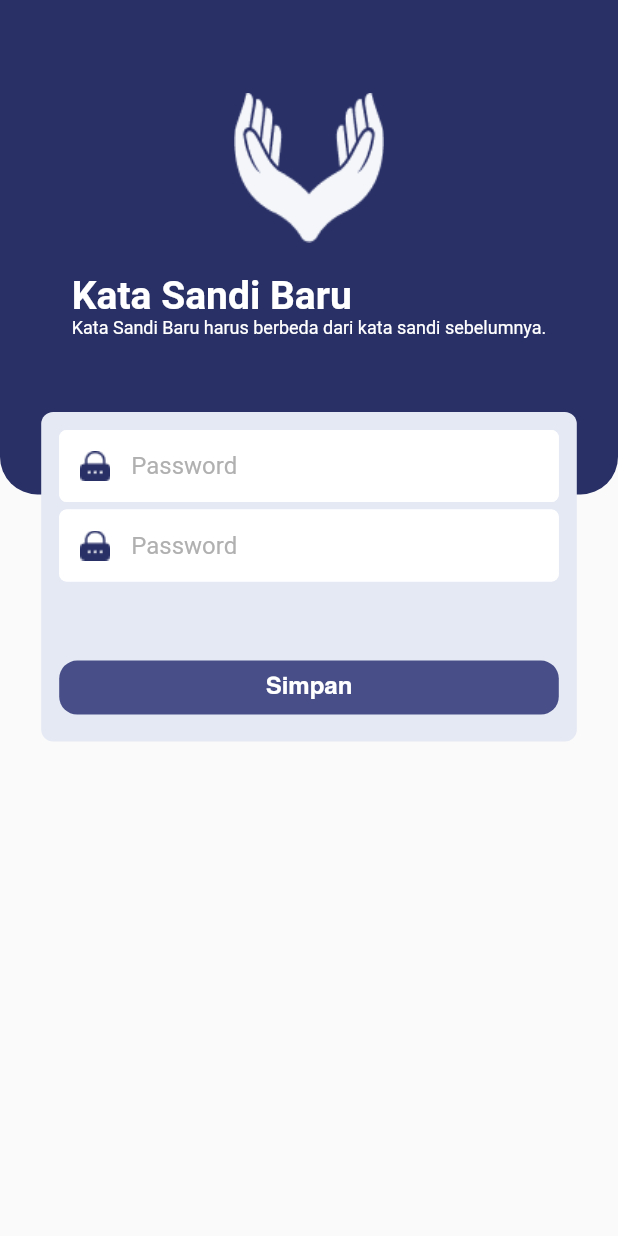
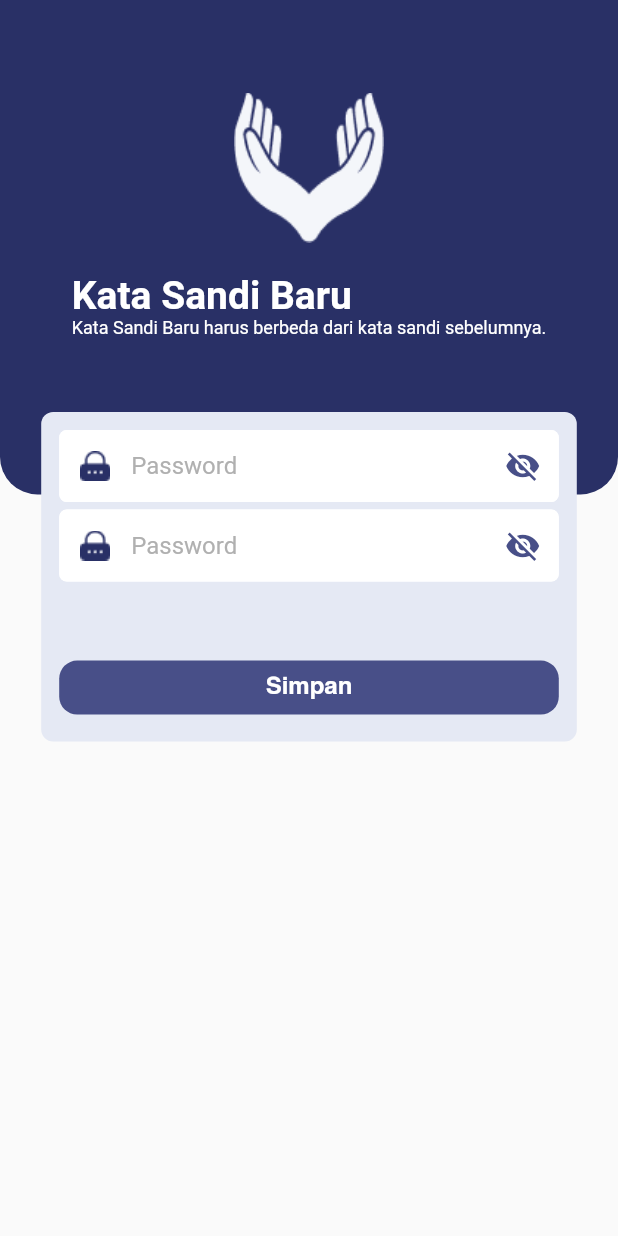
Before and after one commit to Capstone-Alterra/flutter-raih-peduli, a Flutter app: the UbahPassword screen opened directly, on a phone screen of 412 x 824 dp. Run offline on Flutter 3.47's test engine with Material 3 defaults, Android fonts, the phone set to English and light mode, and no system bars; our stand-ins replace dio, email_validator, flutter_otp_text_field, flutter_svg, quickalert, shared_preferences; accounts and stored records are empty; network calls fail; statements that could not run were skipped.

Commit message:
show password

```diff
--- a/lib/screen/view/signin_dan_signup/forget_password/ubah_password.dart
+++ b/lib/screen/view/signin_dan_signup/forget_password/ubah_password.dart
@@ -120,15 +120,28 @@ class _UbahPasswordState extends State<UbahPassword> {
                                       child: Column(
                                         children: [
                                           customTextFormField(
-                                              controller: viewModel.password,
-                                              prefixIcon: Image.asset(
-                                                "assets/lock.png",
+                                            controller: viewModel.password,
+                                            prefixIcon: Image.asset(
+                                              "assets/lock.png",
+                                            ),
+                                            labelText: "Password",
+                                            obscureText:
+                                                !viewModel.isPasswordVisible1,
+                                            sufixIcon: IconButton(
+                                              icon: Icon(
+                                                viewModel.isPasswordVisible1
+                                                    ? Icons.visibility
+                                                    : Icons.visibility_off,
+                                                color: const Color(0xFF484F88),
                                               ),
-                                              labelText: "Password",
-                                              obscureText: true,
-                                              validator: (value) => viewModel
-                                                  .validatePasswordBaru(
-                                                      value!)),
+                                              onPressed: () {
+                                                viewModel
+                                                    .togglePasswordVisibility1();
+                                              },
+                                            ),
+                                            validator: (value) => viewModel
+                                                .validatePasswordBaru(value!),
+                                          ),
                                           const SizedBox(height: 5),
                                           customTextFormField(
                                               controller:
@@ -137,7 +150,21 @@ class _UbahPasswordState extends State<UbahPassword> {
                                                 "assets/lock.png",
                                               ),
                                               labelText: "Password",
-                                              obscureText: true,
+                                              obscureText:
+                                                  !viewModel.isPasswordVisible,
+                                              sufixIcon: IconButton(
+                                                icon: Icon(
+                                                  viewModel.isPasswordVisible
+                                                      ? Icons.visibility
+                                                      : Icons.visibility_off,
+                                                  color:
+                                                      const Color(0xFF484F88),
+                                                ),
+                                                onPressed: () {
+                                                  viewModel
+                                                      .togglePasswordVisibility();
+                                                },
+                                              ),
                                               validator: (value) => viewModel
                                                   .validateKonfirmasiPassword(
                                                       value!)),
--- a/lib/screen/view/widgets/login_signup/textformfield.dart
+++ b/lib/screen/view/widgets/login_signup/textformfield.dart
@@ -4,6 +4,7 @@ import 'package:flutter/services.dart';
 Widget customTextFormField({
   required TextEditingController controller,
   Widget? prefixIcon,
+  Widget? sufixIcon,
   String? labelText,
   bool? obscureText,
   TextInputType? keyboardType,
@@ -27,6 +28,7 @@ Widget customTextFormField({
         color: Colors.blueGrey,
       ),
       prefixIcon: prefixIcon,
+      suffixIcon: sufixIcon,
       border: InputBorder.none,
       enabledBorder: const OutlineInputBorder(
         borderRadius: BorderRadius.all(Radius.circular(5)),
--- a/lib/screen/view_model/view_model_forget_password.dart
+++ b/lib/screen/view_model/view_model_forget_password.dart
@@ -15,7 +15,8 @@ class ForgetPasswordViewModel with ChangeNotifier {
   ModelTokenForgetPassword? dataOtp;
   bool isResponseSuccess = false;
   bool heightContainer = false;
-  // ModelOtp? otp;
+  bool isPasswordVisible = false;
+  bool isPasswordVisible1 = false;
 
   Future<void> getOtpViaEmail() async {
     final emailUser = email.text;
@@ -112,4 +113,14 @@ class ForgetPasswordViewModel with ChangeNotifier {
       }
     }
   }
+
+  void togglePasswordVisibility() {
+    isPasswordVisible = !isPasswordVisible;
+    notifyListeners();
+  }
+
+    void togglePasswordVisibility1() {
+    isPasswordVisible1 = !isPasswordVisible1;
+    notifyListeners();
+  }
 }
--- a/lib/screen/view_model/view_model_signin.dart
+++ b/lib/screen/view_model/view_model_signin.dart
@@ -23,6 +23,7 @@ class SignInViewModel with ChangeNotifier {
   String fotoSharedPreference = '';
   String accessTokenSharedPreference = '';
   String refreshTokenSharedPreference = '';
+  bool isPasswordVisible = false;
 
   SignInViewModel() {
     checkSharedPreferences();
@@ -105,9 +106,10 @@ class SignInViewModel with ChangeNotifier {
     return null;
   }
 
-  // void setUlang() {
-  //   heightContainer = false;
-  // }
+  void togglePasswordVisibility() {
+    isPasswordVisible = !isPasswordVisible;
+    notifyListeners();
+  }
 
   void checkLogin(BuildContext context) async {
     logindata = await SharedPreferences.getInstance();
--- a/lib/screen/view_model/view_model_signup.dart
+++ b/lib/screen/view_model/view_model_signup.dart
@@ -18,6 +18,7 @@ class SignUpViewModel with ChangeNotifier {
   String kodeOtp = "";
   final service = SignUpService();
   ModelOtp? otp;
+  bool isPasswordVisible = false;
 
   Future<void> signUp() async {
     final nameUser = fullname.text;
@@ -118,4 +119,9 @@ class SignUpViewModel with ChangeNotifier {
     }
     return null;
   }
+
+  void togglePasswordVisibility() {
+    isPasswordVisible = !isPasswordVisible;
+    notifyListeners();
+  }
 }
```
Also changed, not shown: lib/screen/view/signin_dan_signup/sign_in.dart (+19 -21 lines), lib/screen/view/signin_dan_signup/sign_up.dart (+17 -2 lines).
